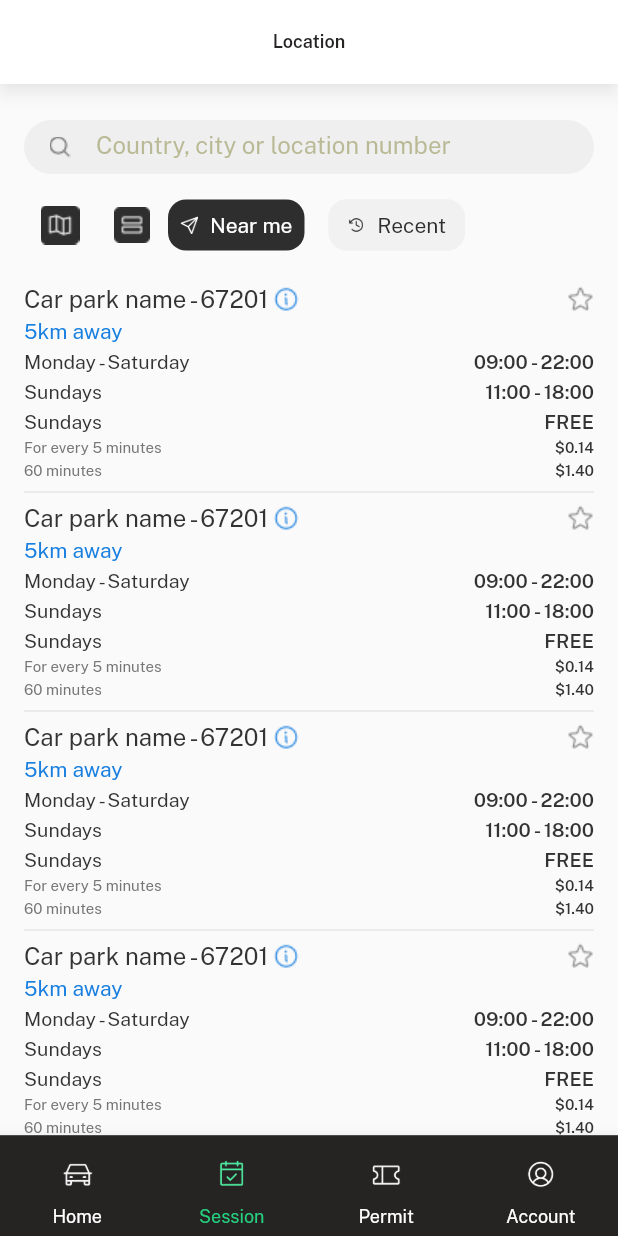
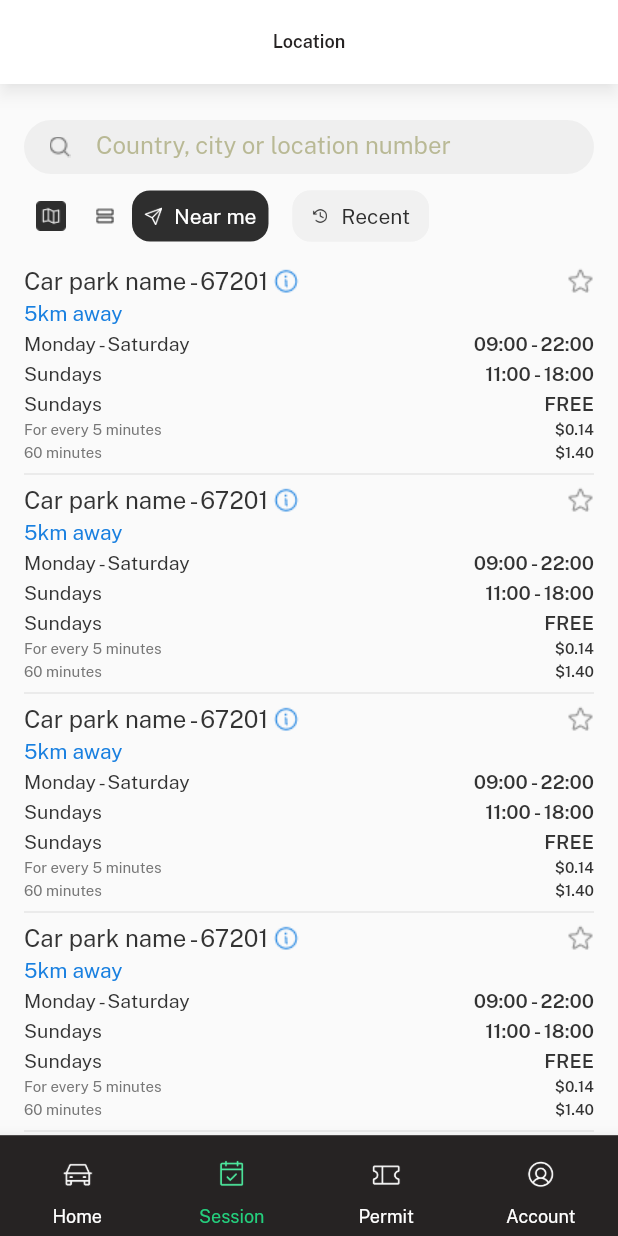
Before and after one commit to Saroja-T/saxnpark-app, a Flutter app: the screen it shows after launch, item 2 of the bottom bar chosen, on a phone screen of 412 x 824 dp. Run offline on Flutter 3.47's test engine with Material 2 defaults, Android fonts, the phone set to English and light mode, and no system bars; our stand-ins replace bloc, equatable, flutter_bloc; network calls fail; project files that could hold a hidden picture were left out.

Commit message:
icon changes

```diff
--- a/lib/pages/location_list.dart
+++ b/lib/pages/location_list.dart
@@ -72,12 +72,14 @@ class _LocationListState extends State<LocationList> {
             child: Row(
               children: [
 
-                Row(
-                  children: [
-                    IconButton(onPressed: (){}, icon: Image.asset(gridIcon),style: locationInActiveElatedBtnStyle,),
-                  ],
-                ),
-                IconButton(onPressed: (){}, icon: Image.asset(listIcon),style:locationInActiveElatedBtnStyle),
+                Container(
+                  width: 36,
+                  height: 36,
+                  child: IconButton(onPressed: (){}, icon: Image.asset(gridIconSelected))),
+                Container(
+                  width: 36,
+                  height: 36,
+                  child: IconButton(onPressed: (){}, icon: Image.asset(listIcon))),
 
                 Container(
                   width: 91.0,
--- a/lib/utils/constants.dart
+++ b/lib/utils/constants.dart
@@ -14,5 +14,7 @@ const String session = 'assets/icons/session.png';
 const String sessionActive = 'assets/icons/session_active.png';
 const String nearMe = 'assets/icons/near_me.png';
 const String recent = 'assets/icons/recent.png';
-const String listIcon = 'assets/icons/rows.png';
-const String gridIcon = 'assets/icons/columns.png';
+const String listIcon = 'assets/icons/row.png';
+const String gridIcon = 'assets/icons/column.png';
+const String listIconSelected = 'assets/icons/row_selected.png';
+const String gridIconSelected = 'assets/icons/column_selected.png';
```
Also changed, not shown: assets/icons/column.png (added), assets/icons/column_selected.png (renamed from assets/icons/columns.png), assets/icons/row.png (added), assets/icons/row_selected.png (renamed from assets/icons/rows.png).
